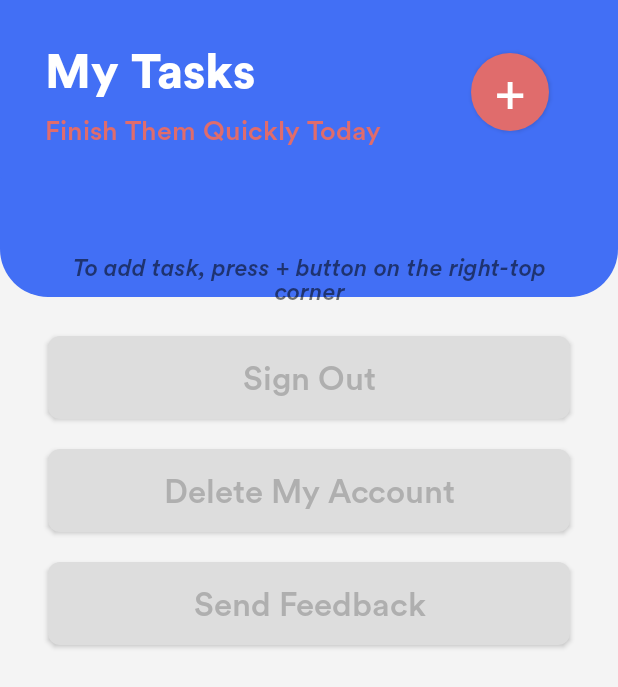
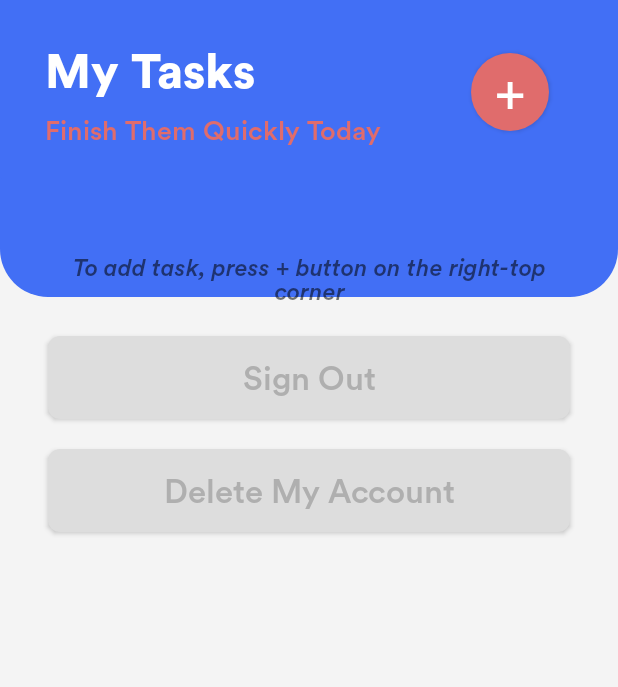
Before and after one commit to fauzanebd/TaskList_App, an Android app: the MainActivity screen opened directly, with no data from a screen before it, on a phone screen of 412 x 824 dp. Shown: the top 687 px of the screen. Run offline under Robolectric (Android 15) with nearby library versions, the phone set to English and light mode, and no system bars; our stand-ins replace Firebase (no records; nobody signed in at launch, a user with empty details on screens opened directly); Roboto replaces fonts that are not available here.

Commit message:
My simple task app

```diff
--- a/app/src/main/java/com/fauzanebd/tasklistapp/MainActivity.kt
+++ b/app/src/main/java/com/fauzanebd/tasklistapp/MainActivity.kt
@@ -29,8 +29,6 @@ class MainActivity : AppCompatActivity() {
     private lateinit var btnDeleteAcc: Button
 
     private var currentUser: String? = null
-    private lateinit var btnFeedback: Button
-
     @SuppressLint("SetTextI18n")
     override fun onCreate(savedInstanceState: Bundle?) {
         super.onCreate(savedInstanceState)
@@ -52,8 +50,6 @@ class MainActivity : AppCompatActivity() {
         rvTasks = findViewById(R.id.rv_taskList)
         rvTasks.setHasFixedSize(true)
         rvTasks.layoutManager = LinearLayoutManager(this)
-
-        //ambil data dari firebase
         database = FirebaseDatabase.getInstance()
 
         reference = database.reference.child("TaskListApp").child(currentUser.toString())
@@ -111,8 +107,8 @@ class MainActivity : AppCompatActivity() {
         }
 
         btnDeleteAcc.typeface = CircularMedium
-        btnDeleteAcc.setOnClickListener{ v ->
-            if(v.id == R.id.btn_delete_account){
+        btnDeleteAcc.setOnClickListener { v ->
+            if (v.id == R.id.btn_delete_account) {
                 reference = database.reference.child("TaskListApp").child(currentUser.toString())
                 reference.removeValue().addOnCompleteListener {
                     if (it.isSuccessful) {
@@ -134,17 +130,6 @@ class MainActivity : AppCompatActivity() {
             }
         }
 
-        btnFeedback=findViewById(R.id.btn_feedback)
-        btnFeedback.typeface=CircularMedium
-        btnFeedback.setOnClickListener{ v->
-            if(v.id==R.id.btn_feedback) {
-                val someWeb = "https://forms.gle/y6qfRp5ZZqwzYEQm7"
-                val urlIntent = Intent(Intent.ACTION_VIEW)
-                urlIntent.data = Uri.parse(someWeb)
-                startActivity(urlIntent)
-            }
-        }
-
     }
 
 }
--- a/app/src/main/res/layout/activity_main.xml
+++ b/app/src/main/res/layout/activity_main.xml
@@ -112,17 +112,4 @@
         android:textColor="#AFAFAF"
         android:textSize="22sp" />
 
-    <Button
-        android:id="@+id/btn_feedback"
-        android:layout_width="match_parent"
-        android:layout_height="55dp"
-        android:layout_marginLeft="32dp"
-        android:layout_marginTop="20dp"
-        android:layout_marginRight="32dp"
-        android:background="@drawable/bg_btn_cancel"
-        android:text="@string/send_feedback"
-        android:textAllCaps="false"
-        android:textColor="#AFAFAF"
-        android:textSize="22sp" />
-
 </LinearLayout>
```
